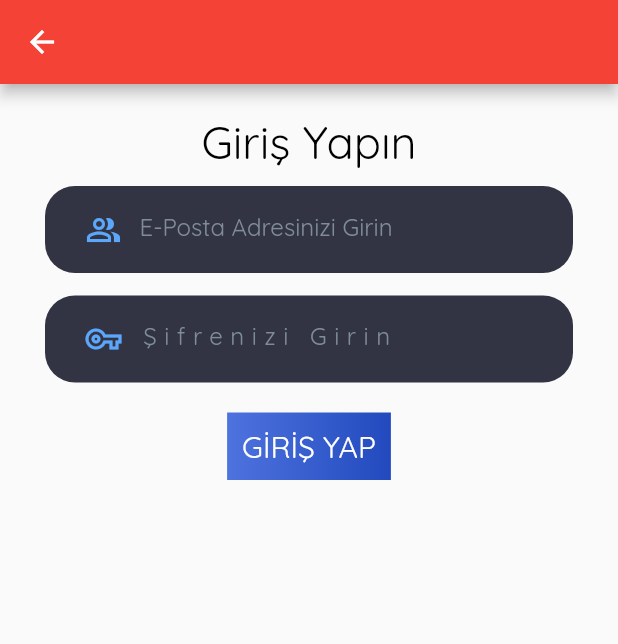
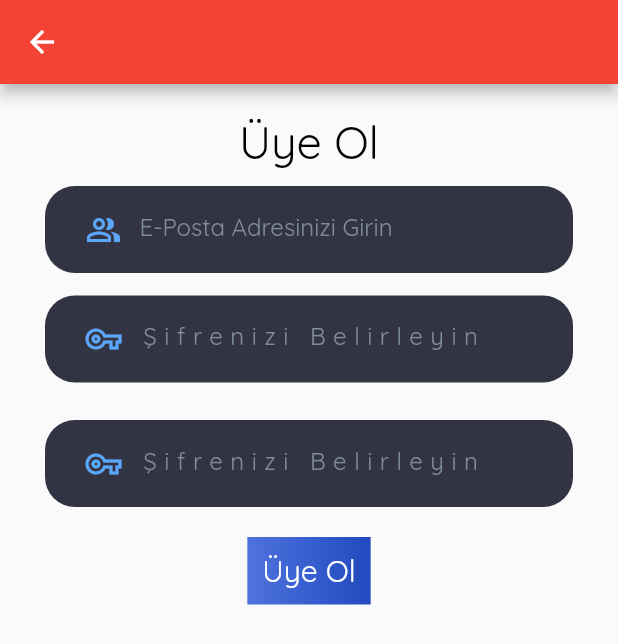
Before and after one commit to SDU-Bilgisayar-Muhendisligi/bitiklabilet, a Flutter app: the screen it shows after launch, item 4 of the bottom bar chosen, after a tap on "ÜYE OL", on a phone screen of 412 x 824 dp. Shown: the top 644 px of the screen. Run offline on Flutter 3.47's test engine with Material 2 defaults, Android fonts, the phone set to English and light mode, and no system bars; our stand-ins replace flutter_riverpod, google_fonts.

Commit message:
front-end

```diff
--- a/lib/view/hesabım/oturum/ilk_oturum.dart
+++ b/lib/view/hesabım/oturum/ilk_oturum.dart
@@ -2,6 +2,7 @@
 
 import 'package:bitiklabilet/view/hesab%C4%B1m/oturum/editor_oturumu.dart';
 import 'package:bitiklabilet/view/hesab%C4%B1m/oturum/profil_bilgileri.dart';
+import 'package:bitiklabilet/view/hesab%C4%B1m/oturum/uyeol.dart';
 import 'package:bitiklabilet/view/hesab%C4%B1m/sayfalar/dil_secimi.dart';
 import 'package:bitiklabilet/view/hesab%C4%B1m/sayfalar/kampanyalar.dart';
 import 'package:bitiklabilet/view/hesab%C4%B1m/sayfalar/para_birimi.dart';
@@ -63,7 +64,7 @@ class IlkOturum extends StatelessWidget {
                     onPressed: () {
                       Navigator.push(
                         context,
-                        MaterialPageRoute(builder: (context) => GirisSayfasi( )),
+                        MaterialPageRoute(builder: (context) => Uyeol( )),
                       );
                     },
                     style: ButtonStyle(
--- /dev/null
+++ b/lib/view/hesabım/oturum/uyeol.dart
@@ -0,0 +1,111 @@
+import 'package:bitiklabilet/sabitler/tema.dart';
+import 'package:flutter/material.dart';
+import 'package:google_fonts/google_fonts.dart';
+
+import '../../../sabitler/ext.dart';
+
+
+
+class Uyeol extends StatefulWidget {
+  const Uyeol({Key? key}) : super(key: key);
+
+
+  @override
+  State<Uyeol> createState() => _UyeolState();
+}
+
+class _UyeolState extends State<Uyeol>{
+  Tema tema=Tema();
+  @override
+  Widget build(BuildContext context){
+    return SafeArea( //en üstteki menübarı ayırır
+      child: Scaffold(
+        appBar:AppBar(
+          backgroundColor:Colors.red,
+          leading: IconButton(
+            icon: Icon(Icons.arrow_back),
+            onPressed: () => Navigator.pop(context),
+          ),
+        ),
+        body: Container(
+          child: SingleChildScrollView(
+            child: Column(
+              children: [
+                Container(
+                  margin:EdgeInsets.only(top: 20),
+                  child: Text(
+                    "Üye Ol",
+                    style: GoogleFonts.quicksand(
+                      color: Colors.black,
+                      fontSize: 30,
+                    ),
+                  ),
+                ),
+                Container(
+                  decoration: tema.inputBoxDec(),
+                  margin: EdgeInsets.only(top:10,bottom: 10,right: 30,left: 30),
+                  padding: EdgeInsets.only(left: 15,right: 15,top: 5,bottom: 5),
+                  child: TextFormField(
+                    decoration: tema.inputDec(
+                        "E-Posta Adresinizi Girin",Icons.people_alt_outlined),
+                    style: GoogleFonts.quicksand(
+                      color: renk(metin_renk),
+                    ),
+                  ),
+                ),
+                Container(
+                  decoration: tema.inputBoxDec(),
+                  margin: EdgeInsets.only(top:5,bottom: 20,right: 30,left: 30),
+                  padding: EdgeInsets.only(left: 15,right: 15,top: 5,bottom: 5),
+                  child: TextFormField(
+                    obscureText: true,
+                    decoration: tema.inputDec(
+                        "Şifrenizi Belirleyin",Icons.vpn_key_outlined),
+                    style: GoogleFonts.quicksand(
+                      color: renk(metin_renk),
+                      letterSpacing: 5, //şifrelerin arasındaki uzaklık
+                    ),
+                  ),
+                ),
+                Container(
+                  decoration: tema.inputBoxDec(),
+                  margin: EdgeInsets.only(top:5,bottom: 20,right: 30,left: 30),
+                  padding: EdgeInsets.only(left: 15,right: 15,top: 5,bottom: 5),
+                  child: TextFormField(
+                    obscureText: true,
+                    decoration: tema.inputDec(
+                        "Şifrenizi Belirleyin",Icons.vpn_key_outlined),
+                    style: GoogleFonts.quicksand(
+                      color: renk(metin_renk),
+                      letterSpacing: 5, //şifrelerin arasındaki uzaklık
+                    ),
+                  ),
+                ),
+                InkWell(
+                  child: Container(
+                    padding: EdgeInsets.all(10),
+                    decoration: BoxDecoration(
+                        gradient: LinearGradient(colors: [
+                          renk("224ABE"),
+                          renk("4E73DF"),
+                        ], begin:Alignment.topRight,
+                          end:Alignment.topLeft,
+                        )
+                    ),
+                    child: Text("Üye Ol",
+                      style: GoogleFonts.quicksand(
+                        color: Colors.white,
+                        fontSize: 20,
+                      ) ,
+                    ),
+                  ),
+                )
+              ],
+            ),
+          ),
+        ),
+      ),
+    );
+
+  }
+}
```
